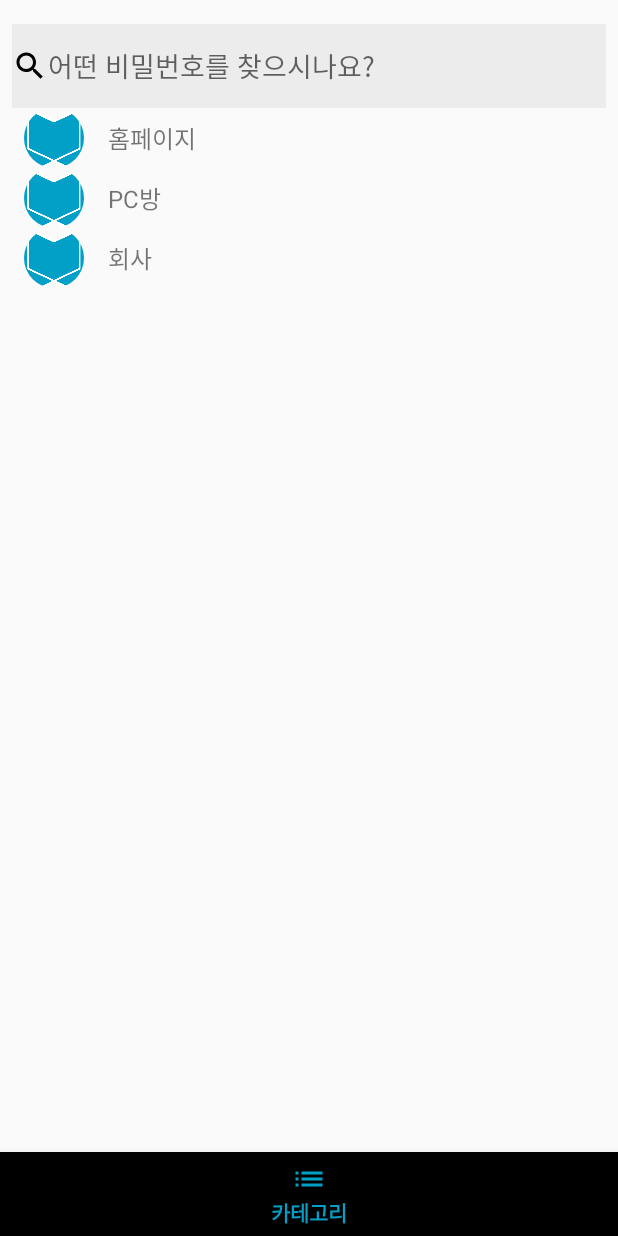
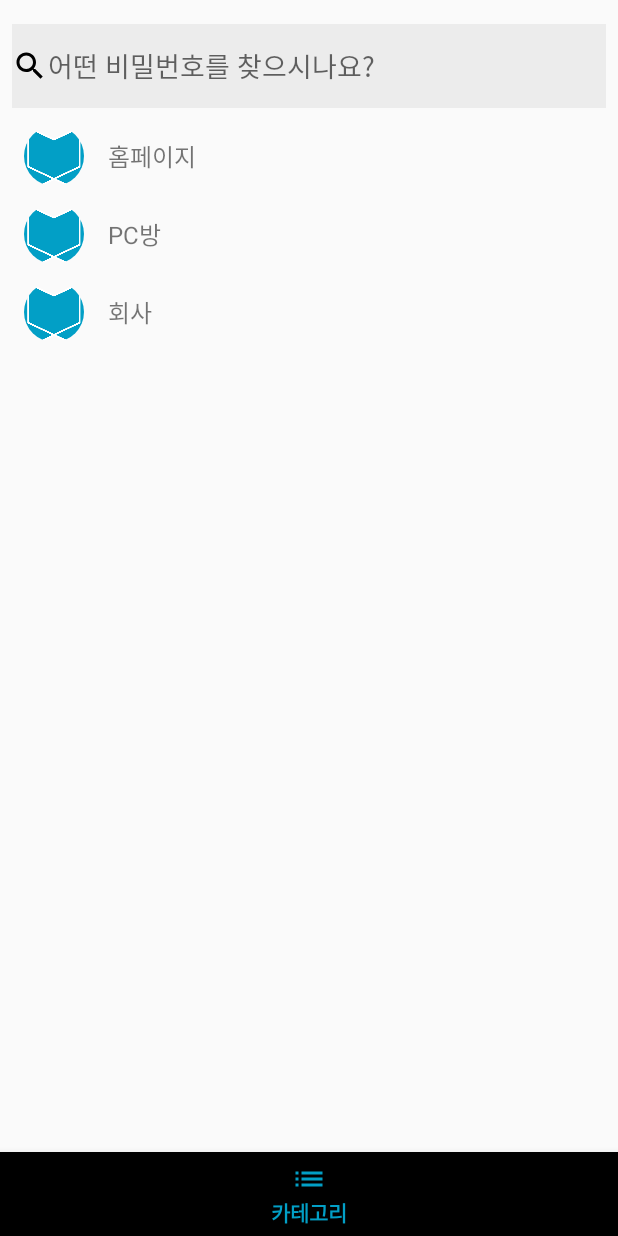
Before and after one commit to LDongGyu/KeyBoard, an Android app: the screen it shows after launch (MainActivity), item 2 of the bottom bar chosen, on a phone screen of 412 x 824 dp. Run offline under Robolectric (Android 15) with nearby library versions, the phone set to English and light mode, and no system bars; our stand-ins replace CircleImageView.

Commit message:
style: CategoryFragment, item padding 속성 추가

```diff
--- a/app/src/main/java/com/example/keyboard/fragment/AllFragment.kt
+++ b/app/src/main/java/com/example/keyboard/fragment/AllFragment.kt
@@ -33,7 +33,6 @@ class AllFragment : Fragment() {
         savedInstanceState: Bundle?
     ): View? {
         var data = initData()
-
         var keyListAdapter = KeyListViewAdapter(data)
 
         var view = inflater.inflate(R.layout.fragment_all,null) // 뷰를 먼저 만들고
--- a/app/src/main/res/layout/category_child_item.xml
+++ b/app/src/main/res/layout/category_child_item.xml
@@ -3,7 +3,7 @@
     xmlns:android="http://schemas.android.com/apk/res/android"
     android:layout_width="match_parent"
     android:layout_height="match_parent"
-    android:layout_marginVertical="8dp">
+    android:paddingVertical="4dp">
 
     <TextView
         android:id="@+id/itemTxt"
--- a/app/src/main/res/layout/category_parent_item.xml
+++ b/app/src/main/res/layout/category_parent_item.xml
@@ -2,6 +2,7 @@
 <androidx.constraintlayout.widget.ConstraintLayout xmlns:android="http://schemas.android.com/apk/res/android"
     android:layout_width="match_parent"
     android:layout_height="match_parent"
+    android:paddingTop="12dp"
     xmlns:app="http://schemas.android.com/apk/res-auto">
 
     <de.hdodenhof.circleimageview.CircleImageView
```
